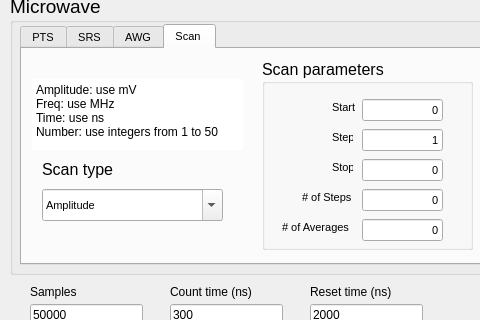
pitt-diamond-qtech/quantum-pulse, file source/appgui_V3.ui: the form before one commit; both pictures show x 0 to 480 and y 195 to 515 of the 1134 by 645 pixel window.
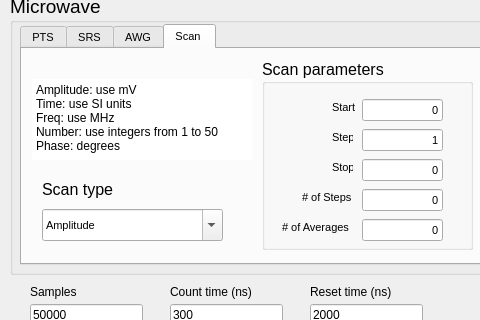
The form after the commit.

Commit message: Added the Phase scanning option to the app

```diff
--- a/source/appgui_V3.ui
+++ b/source/appgui_V3.ui
@@ -1079,8 +1079,8 @@
         <rect>
          <x>10</x>
          <y>30</y>
-         <width>211</width>
-         <height>71</height>
+         <width>221</width>
+         <height>81</height>
         </rect>
        </property>
        <property name="frameShape">
@@ -1095,9 +1095,10 @@
 p, li { white-space: pre-wrap; }
 &lt;/style&gt;&lt;/head&gt;&lt;body style=&quot; font-family:'MS Shell Dlg 2'; font-size:8pt; font-weight:400; font-style:normal;&quot;&gt;
 &lt;p style=&quot; margin-top:0px; margin-bottom:0px; margin-left:0px; margin-right:0px; -qt-block-indent:0; text-indent:0px;&quot;&gt;&lt;span style=&quot; font-family:'.SF NS Text'; font-size:9pt;&quot;&gt;Amplitude: use mV&lt;/span&gt;&lt;/p&gt;
+&lt;p style=&quot; margin-top:0px; margin-bottom:0px; margin-left:0px; margin-right:0px; -qt-block-indent:0; text-indent:0px;&quot;&gt;&lt;span style=&quot; font-family:'.SF NS Text'; font-size:9pt;&quot;&gt;Time: use SI units&lt;/span&gt;&lt;/p&gt;
 &lt;p style=&quot; margin-top:0px; margin-bottom:0px; margin-left:0px; margin-right:0px; -qt-block-indent:0; text-indent:0px;&quot;&gt;&lt;span style=&quot; font-family:'.SF NS Text'; font-size:9pt;&quot;&gt;Freq: use MHz&lt;/span&gt;&lt;/p&gt;
-&lt;p style=&quot; margin-top:0px; margin-bottom:0px; margin-left:0px; margin-right:0px; -qt-block-indent:0; text-indent:0px;&quot;&gt;&lt;span style=&quot; font-family:'.SF NS Text'; font-size:9pt;&quot;&gt;Time: use ns &lt;/span&gt;&lt;/p&gt;
-&lt;p style=&quot; margin-top:0px; margin-bottom:0px; margin-left:0px; margin-right:0px; -qt-block-indent:0; text-indent:0px;&quot;&gt;&lt;span style=&quot; font-family:'.SF NS Text'; font-size:9pt;&quot;&gt;Number: use integers from 1 to 50&lt;/span&gt;&lt;/p&gt;&lt;/body&gt;&lt;/html&gt;</string>
+&lt;p style=&quot; margin-top:0px; margin-bottom:0px; margin-left:0px; margin-right:0px; -qt-block-indent:0; text-indent:0px;&quot;&gt;&lt;span style=&quot; font-family:'.SF NS Text'; font-size:9pt;&quot;&gt;Number: use integers from 1 to 50&lt;/span&gt;&lt;/p&gt;
+&lt;p style=&quot; margin-top:0px; margin-bottom:0px; margin-left:0px; margin-right:0px; -qt-block-indent:0; text-indent:0px;&quot;&gt;&lt;span style=&quot; font-family:'.SF NS Text'; font-size:9pt;&quot;&gt;Phase: degrees&lt;/span&gt;&lt;/p&gt;&lt;/body&gt;&lt;/html&gt;</string>
        </property>
       </widget>
       <widget class="QGroupBox" name="groupBox_5">
@@ -1317,7 +1318,7 @@
        <property name="geometry">
         <rect>
          <x>20</x>
-         <y>140</y>
+         <y>160</y>
          <width>181</width>
          <height>32</height>
         </rect>
@@ -1369,7 +1370,7 @@
        <property name="geometry">
         <rect>
          <x>20</x>
-         <y>110</y>
+         <y>130</y>
          <width>71</width>
          <height>21</height>
         </rect>
```
Left out of the diff: 9 changed lines with no effect on the pictures. The commit also changes 5 other files.
